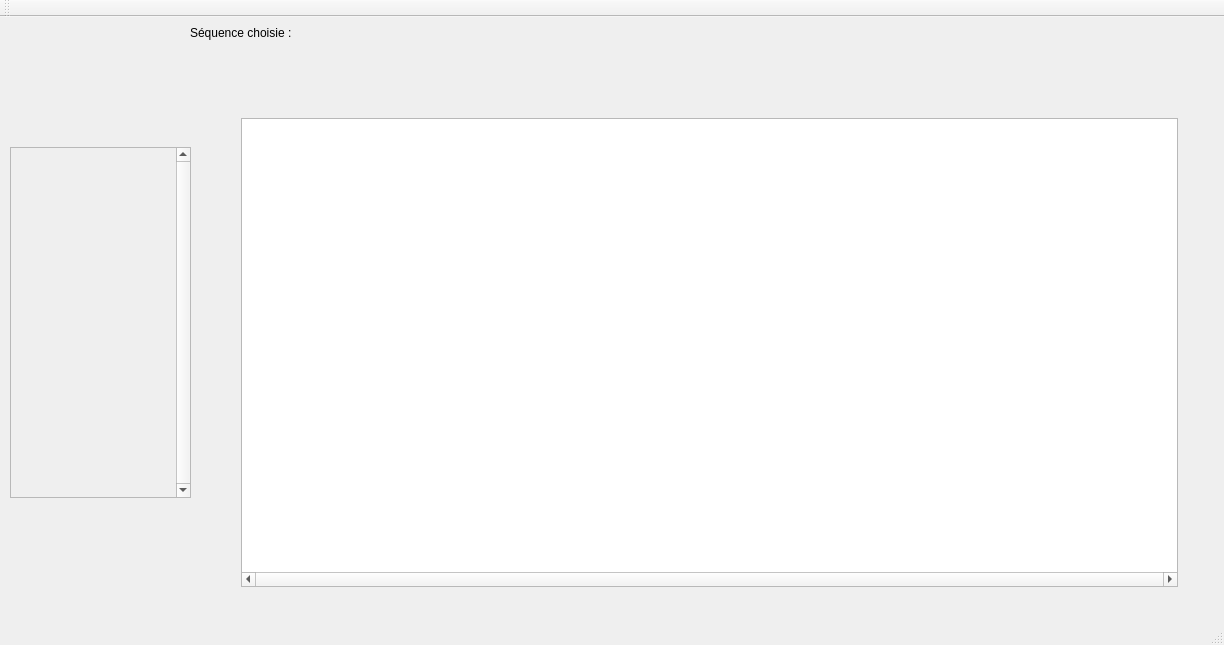
This is mainwindow.ui in mtparet/PecsQt as Qt 5 draws it before an edit. The edited form follows.
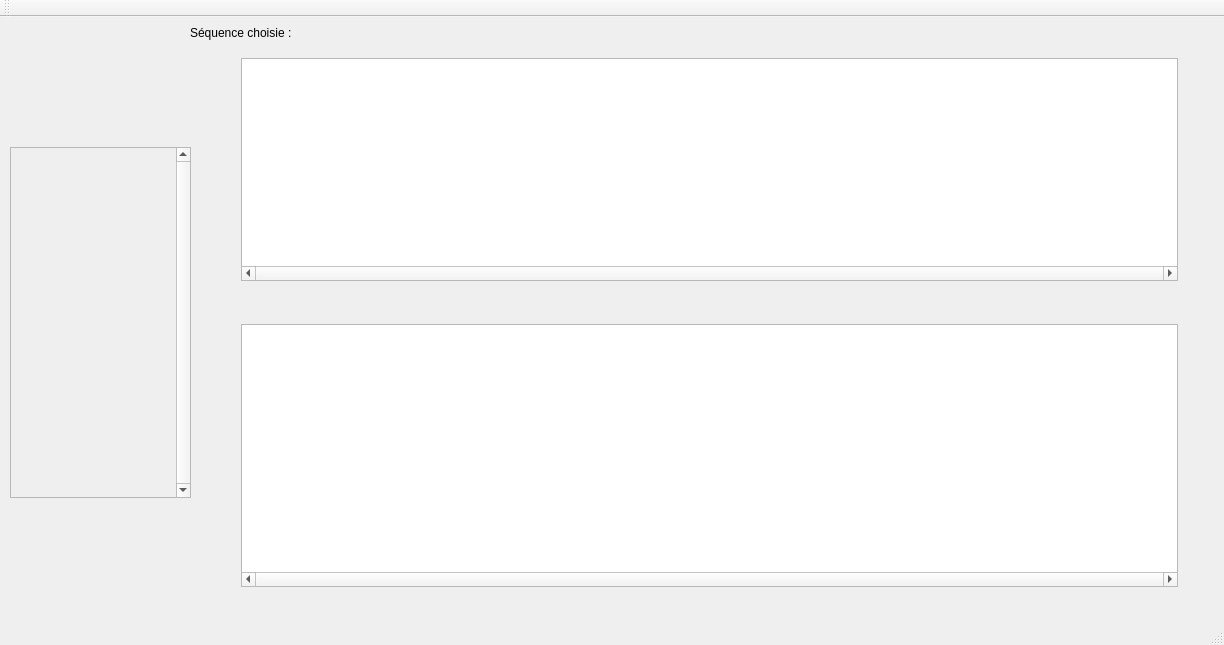
This is the edited form. Custom widgets are drawn as their Qt base class.

Commit message: change listWidget to a MVC with listView, some clean

Diff of the .ui file:
```diff
--- a/mainwindow.ui
+++ b/mainwindow.ui
@@ -92,14 +92,29 @@
           </spacer>
          </item>
          <item>
-          <layout class="QHBoxLayout" name="horizontalLayout_8">
-           <property name="spacing">
-            <number>0</number>
+          <widget class="MyBaseListView" name="listView_2">
+           <property name="sizePolicy">
+            <sizepolicy hsizetype="Minimum" vsizetype="Minimum">
+             <horstretch>0</horstretch>
+             <verstretch>0</verstretch>
+            </sizepolicy>
            </property>
-           <property name="sizeConstraint">
-            <enum>QLayout::SetMaximumSize</enum>
+           <property name="verticalScrollBarPolicy">
+            <enum>Qt::ScrollBarAlwaysOff</enum>
            </property>
-          </layout>
+           <property name="horizontalScrollBarPolicy">
+            <enum>Qt::ScrollBarAlwaysOn</enum>
+           </property>
+           <property name="dragDropMode">
+            <enum>QAbstractItemView::DragDrop</enum>
+           </property>
+           <property name="defaultDropAction">
+            <enum>Qt::MoveAction</enum>
+           </property>
+           <property name="flow">
+            <enum>QListView::LeftToRight</enum>
+           </property>
+          </widget>
          </item>
          <item>
           <spacer name="horizontalSpacer_3">
```
The commit also changes 27 other files.
